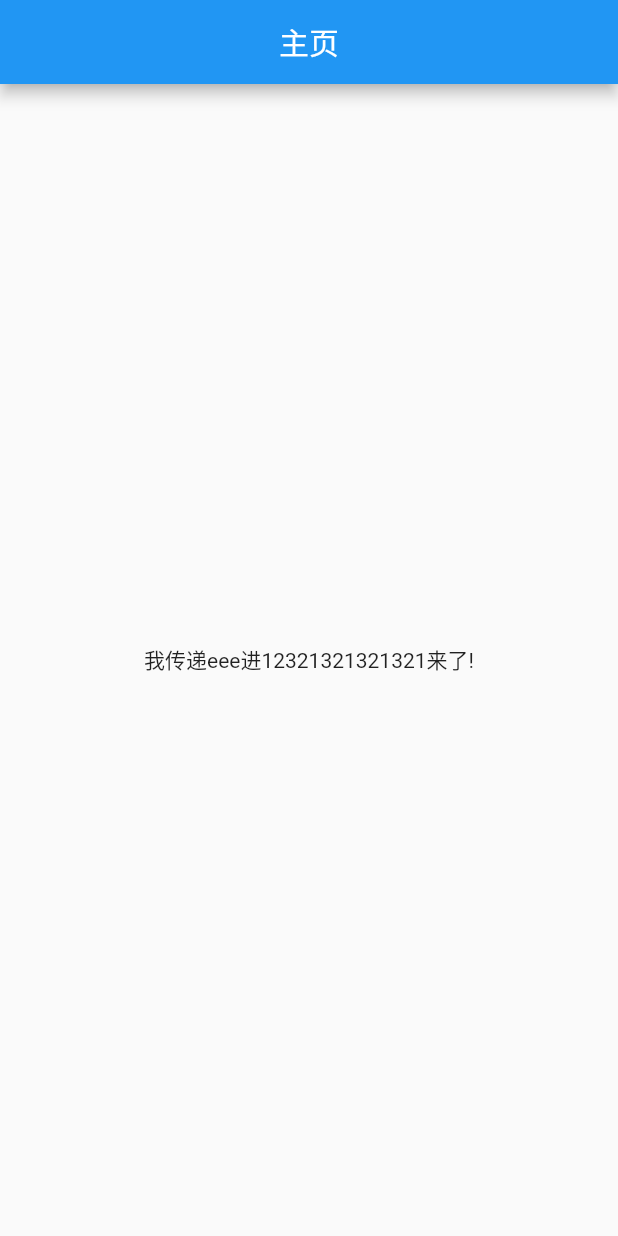
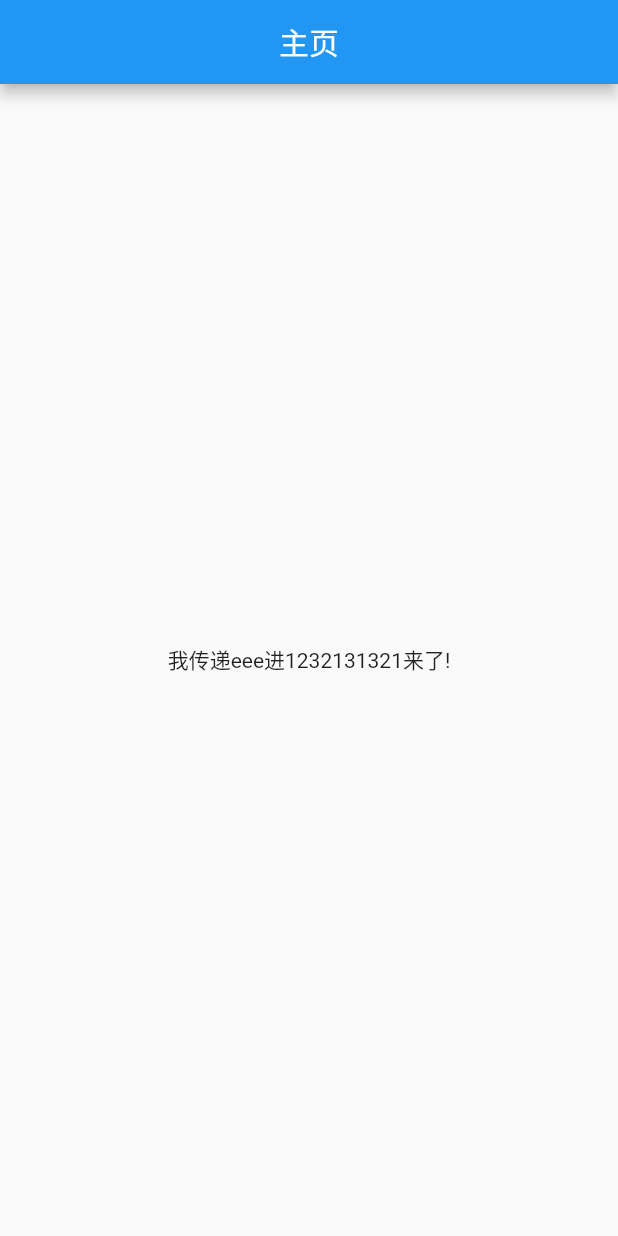
Before and after one commit to wanliyunyan/flutter_portal, a Flutter app: the screen it shows after launch, on a phone screen of 412 x 824 dp. Run offline on Flutter 3.47's test engine with Material 2 defaults, Android fonts, the phone set to English and light mode, and no system bars.

Commit message:
test rebae

```diff
--- a/lib/main.dart
+++ b/lib/main.dart
@@ -10,7 +10,7 @@ class MyApp extends StatelessWidget {
         title: "test",
         home: Scaffold(
             appBar: AppBar(title: Center(child: Text("主页"))),
-            body: Center(child:FirstA(name:"我传递eee进12321321321321来了!"))
+            body: Center(child:FirstA(name:"我传递eee进1232131321来了!"))
         )
     );
   }
```
